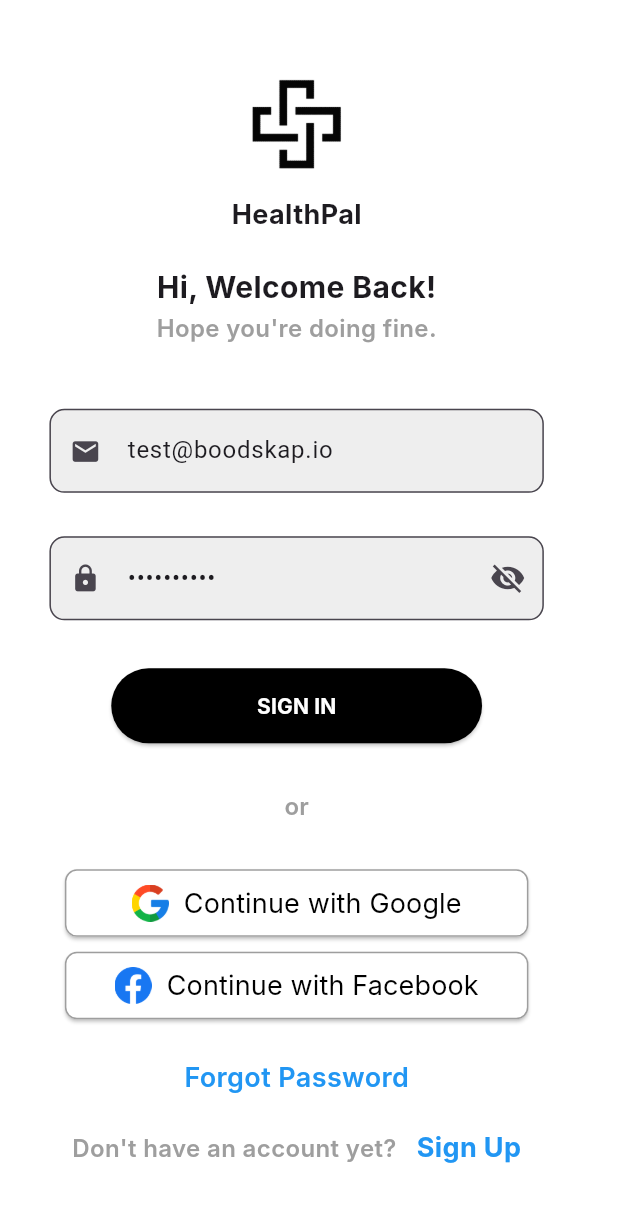
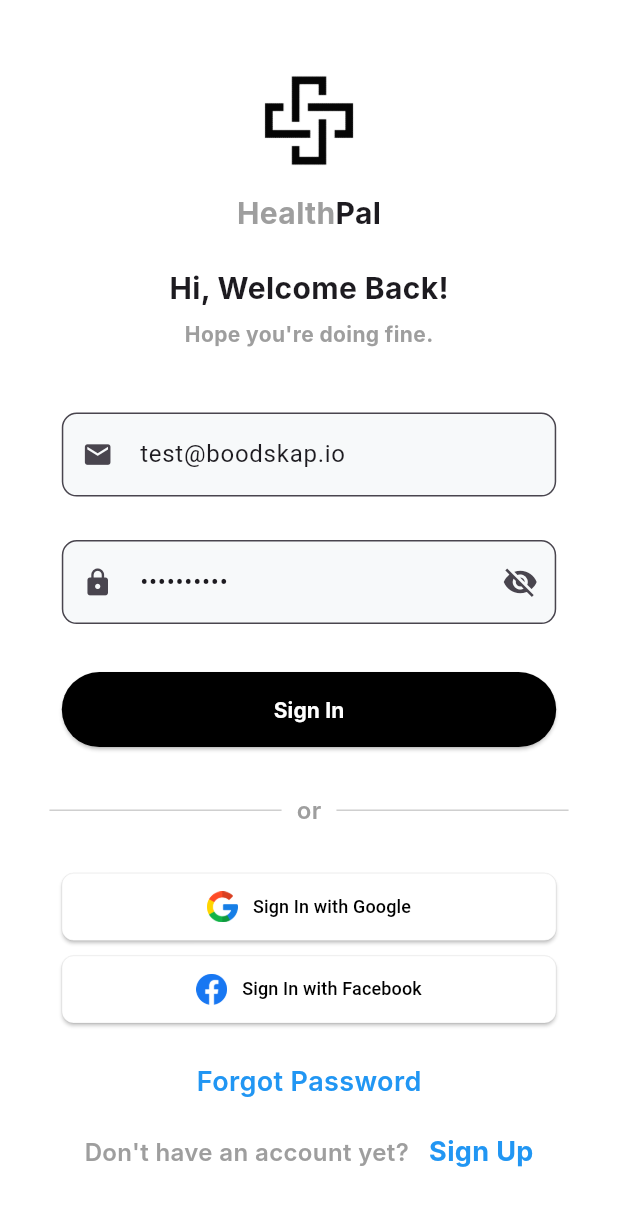
Before and after one commit to vsrooban/doctor-appointment-app, a Flutter app: the SigninPage screen opened directly, on a phone screen of 412 x 824 dp. Shown: the top 1206 px of the screen. Run offline on Flutter 3.47's test engine with Material 3 defaults, Android fonts, the phone set to English and light mode, and no system bars; our stand-ins replace carousel_slider, flutter_image_slideshow; Roboto replaces fonts that are missing (Inter, Poppins).

Commit message:
singin finetune

```diff
--- a/lib/screen/login/signin_screen.dart
+++ b/lib/screen/login/signin_screen.dart
@@ -33,12 +33,13 @@ class _SigninPageState extends State<SigninPage> {
   Widget build(BuildContext context) {
     double screenWidth = MediaQuery.of(context).size.width;
 
-    return Scaffold(
+    return SafeArea(
+      child: Scaffold(
         backgroundColor: Colors.white,
         body: Padding(
           padding: EdgeInsets.symmetric(horizontal: screenWidth * 0.08),
           child: Form(
-          key: _formKey, // Associate form key
+            key: _formKey,
             child: Column(
               mainAxisAlignment: MainAxisAlignment.center,
               crossAxisAlignment: CrossAxisAlignment.center,
@@ -46,11 +47,17 @@ class _SigninPageState extends State<SigninPage> {
                 Image.asset("assets/images/logo-hospital.png",
                     width: screenWidth * 0.15, height: screenWidth * 0.18),
                 SizedBox(height: 10),
-              Text("HealthPal", style: AppTypography.h2),
+                Row(mainAxisAlignment: MainAxisAlignment.center,
+                  children: [
+                    Text("Health", style: AppTypography.h1.copyWith(color: Colors.grey)),
+                    Text("Pal", style: AppTypography.h1),
+                  ],
+                ),
                 SizedBox(height: 20),
                 Text("Hi, Welcome Back!", style: AppTypography.h1),
+                SizedBox(height: 5),
                 Text("Hope you're doing fine.",
-                  style: AppTypography.bodyLG.copyWith(color: Colors.grey)),
+                    style: AppTypography.bodySBold.copyWith(color: Colors.grey)),
                 SizedBox(height: 35),
                 _buildTextField(
                     emailController, "Your Email", Icons.email, screenWidth,
@@ -62,7 +69,7 @@ class _SigninPageState extends State<SigninPage> {
                 SizedBox(height: 25),
                 SizedBox(
                   height: 50,
-                width: screenWidth * 0.6,
+                  width: screenWidth * 0.8,
                   child: ElevatedButton(
                     onPressed: () {
                       if (_formKey.currentState!.validate()) {
@@ -79,20 +86,40 @@ class _SigninPageState extends State<SigninPage> {
                       shape: RoundedRectangleBorder(
                           borderRadius: BorderRadius.circular(25)),
                     ),
-                  child: Text("SIGN IN",
+                    child: Text("Sign In",
                         style: AppTypography.bodySBold
                             .copyWith(color: Colors.white)),
                   ),
                 ),
                 SizedBox(height: 30),
+                Row(
+                  children: [
+                    Expanded(
+                        child: Divider(
+                      thickness: .5,
+                      color: Colors.grey,
+                    )),
+                    SizedBox(width: 10),
                     Text("or",
-                  style: AppTypography.bodyLG.copyWith(color: Colors.grey)),
+                        style:
+                            AppTypography.bodyLG.copyWith(color: Colors.grey)),
+                    SizedBox(width: 10),
+                    Expanded(
+                        child: Divider(
+                      thickness: .5,
+                      color: Colors.grey,
+                    )),
+                  ],
+                ),
                 SizedBox(height: 30),
-              _buildSocialButton("Continue with Google",
-                  "assets/images/google.png", continueWithGoogle, screenWidth),
+                _buildSocialButton(
+                    "Sign In with Google",
+                    "assets/images/google.png",
+                    continueWithGoogle,
+                    screenWidth),
                 SizedBox(height: 10),
                 _buildSocialButton(
-                  "Continue with Facebook",
+                    "Sign In with Facebook",
                     "assets/images/facebook.png",
                     continueWithFacebook,
                     screenWidth),
@@ -121,6 +148,7 @@ class _SigninPageState extends State<SigninPage> {
             ),
           ),
         ),
+      ),
     );
   }
 
@@ -138,7 +166,7 @@ class _SigninPageState extends State<SigninPage> {
             obscureText: isPassword ? _obscureText : false,
             keyboardType:
                 isEmail ? TextInputType.emailAddress : TextInputType.text,
-            cursorColor: Colors.black,
+            cursorColor: Colors.grey,
             validator: (value) {
               if (value == null || value.isEmpty) {
                 return "This field cannot be empty";
@@ -179,12 +207,12 @@ class _SigninPageState extends State<SigninPage> {
               hintText: hint,
               hintStyle: AppTypography.bodySRegular,
               border:
-                  OutlineInputBorder(borderRadius: BorderRadius.circular(10)),
+                  OutlineInputBorder(borderRadius: BorderRadius.circular(10),borderSide: BorderSide(width: 0.1,color: Colors.grey)),
               filled: true,
-              fillColor: Colors.grey[200],
+              fillColor: Color(0xfff7f9fa),
               focusedBorder: OutlineInputBorder(
                 borderRadius: BorderRadius.circular(10),
-                borderSide: BorderSide(color: Colors.black),
+                borderSide: BorderSide(color: Colors.grey),
               ),
             ),
           ),
@@ -197,7 +225,7 @@ class _SigninPageState extends State<SigninPage> {
   Widget _buildSocialButton(
       String text, String asset, Function onPressed, double screenWidth) {
     return SizedBox(
-      width: screenWidth * 0.75,
+      width: screenWidth * 0.8,
       height: 45,
       child: ElevatedButton(
         onPressed: () => onPressed(),
@@ -205,16 +233,16 @@ class _SigninPageState extends State<SigninPage> {
           backgroundColor: Colors.white,
           shape: RoundedRectangleBorder(
               borderRadius: BorderRadius.circular(8),
-              side: BorderSide(color: Colors.grey)),
+              side: BorderSide(color: Colors.grey,width: 0.1)),
         ),
         child: Row(
           mainAxisAlignment: MainAxisAlignment.center,
           children: [
             Image.asset(asset,
-                width: screenWidth * 0.06, height: screenWidth * 0.06),
+                width: screenWidth * 0.05, height: screenWidth * 0.05),
             SizedBox(width: 10),
             Text(text,
-                style: AppTypography.bodyXL.copyWith(color: Colors.black)),
+                style: AppTypography.bodyXSMedium.copyWith(color: Colors.black)),
           ],
         ),
       ),
@@ -229,8 +257,7 @@ void _showInvalidCredentialsDialog(BuildContext context) {
       return AlertDialog(
         title:
             Text("Login Failed", style: TextStyle(fontWeight: FontWeight.bold)),
-        content: Text(
-            "Invalid email or password."),
+        content: Text("Invalid email or password."),
         actions: [
           TextButton(
             onPressed: () {
```
Lines whose indentation alone changed are shown as unchanged.
